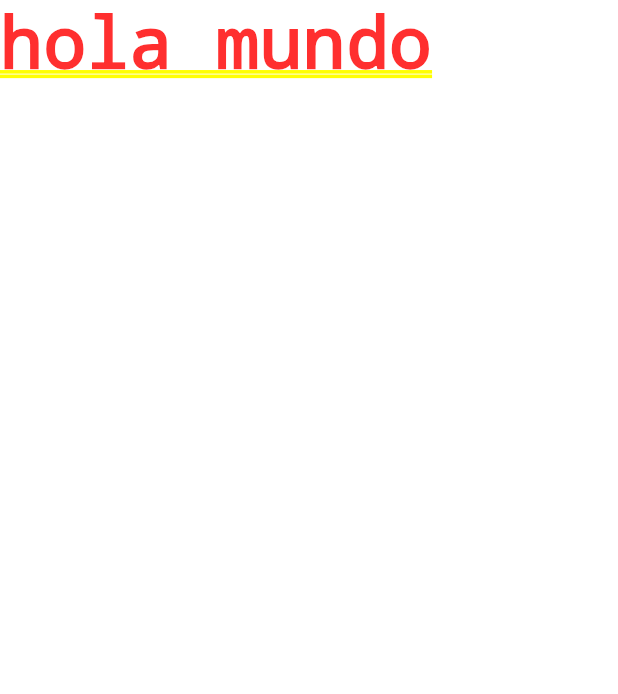
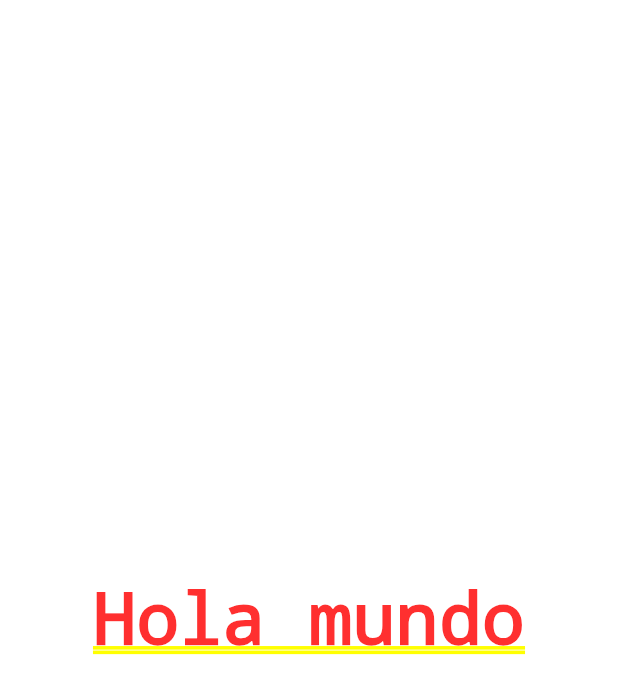
Before and after one commit to jhonatansiles/FlutterTutorialMiAvance, a Flutter app: the screen it shows after launch, on a phone screen of 412 x 824 dp. Shown: the top 694 px of the screen. Run offline on Flutter 3.47's test engine with Material 2 defaults, Android fonts, the phone set to English and light mode, and no system bars.

Commit message:
Centrando el Hola Mundo

```diff
--- a/lib/main.dart
+++ b/lib/main.dart
@@ -8,7 +8,9 @@ class app extends StatelessWidget{
 @override
 Widget build( context ){
   return MaterialApp(
-    home: Text("hola mundo"),
+    home: Center(
+      child: Text("Hola mundo"),
+    ),
   );
 }
 
```
